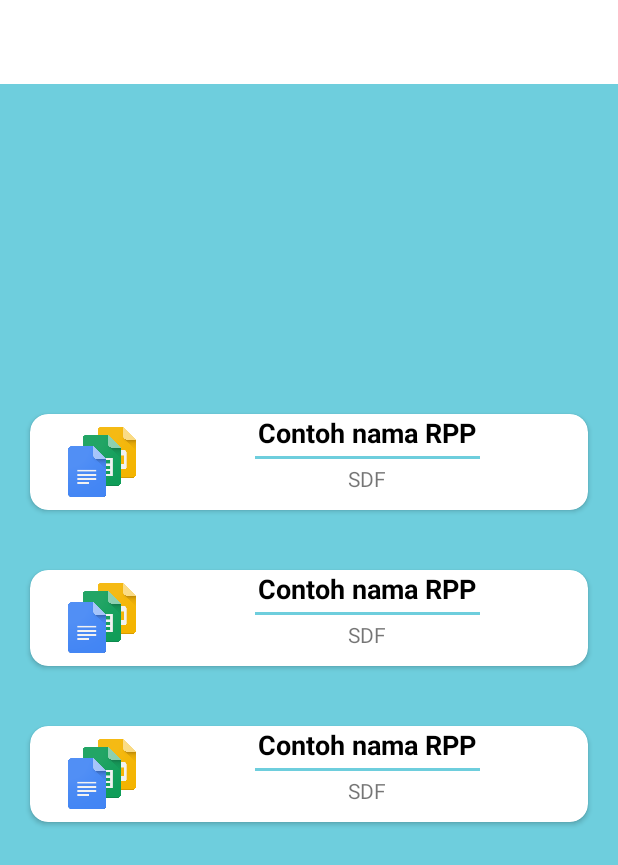
After one commit to fadilHidayatul/Aplikasi-Belajar-Administrasi-Jaringan, an Android app: the layout activity_rpp.xml on its own in the app's theme, with its tools: preview values and no code run, on a phone screen of 412 x 824 dp. The commit adds this screen. Shown: the top 865 px of the screen. Run offline under Robolectric (Android 15) with nearby library versions, the phone set to English and light mode, and no system bars.

Commit message:
Add Rpp Activity adn Recycler

```diff
--- a/app/src/main/AndroidManifest.xml
+++ b/app/src/main/AndroidManifest.xml
@@ -16,7 +16,8 @@
         android:supportsRtl="true"
         android:theme="@style/AppTheme"
         android:usesCleartextTraffic="true">
-        <activity android:name=".Materi.MateriReadActivity"></activity>
+        <activity android:name=".RPP.RppActivity"></activity>
+        <activity android:name=".Materi.MateriReadActivity" />
         <activity android:name=".Jobsheet.JobsheetReadActivity" />
         <activity
             android:name=".Video.PlayVideoActivity"
--- /dev/null
+++ b/app/src/main/res/layout/activity_rpp.xml
@@ -0,0 +1,27 @@
+<?xml version="1.0" encoding="utf-8"?>
+<RelativeLayout xmlns:android="http://schemas.android.com/apk/res/android"
+    xmlns:app="http://schemas.android.com/apk/res-auto"
+    xmlns:tools="http://schemas.android.com/tools"
+    android:layout_width="match_parent"
+    android:layout_height="match_parent"
+    android:background="@color/bluebg"
+    tools:context=".RPP.RppActivity">
+
+    <androidx.appcompat.widget.Toolbar
+        android:id="@+id/toolbarRPP"
+        android:layout_marginVertical="-5dp"
+        android:background="@color/white"
+        android:gravity="center"
+        android:layout_width="match_parent"
+        android:layout_height="wrap_content"/>
+
+    <androidx.recyclerview.widget.RecyclerView
+        android:id="@+id/recyclerRpp"
+        tools:itemCount="3"
+        android:scrollbars="none"
+        tools:listitem="@layout/row_rpp"
+        android:layout_centerInParent="true"
+        android:layout_width="match_parent"
+        android:layout_height="wrap_content"/>
+
+</RelativeLayout>
--- /dev/null
+++ b/app/src/main/res/layout/row_rpp.xml
@@ -0,0 +1,61 @@
+<?xml version="1.0" encoding="utf-8"?>
+<LinearLayout xmlns:android="http://schemas.android.com/apk/res/android"
+    android:layout_width="match_parent"
+    xmlns:app="http://schemas.android.com/apk/res-auto"
+    android:background="@color/bluebg"
+    android:layout_height="wrap_content">
+
+    <androidx.cardview.widget.CardView
+        android:id="@+id/cardSelectRpp"
+        app:cardCornerRadius="12dp"
+        android:layout_marginHorizontal="20dp"
+        android:layout_marginVertical="20dp"
+        android:layout_width="match_parent"
+        android:layout_height="wrap_content">
+        <RelativeLayout
+            android:layout_width="match_parent"
+            android:layout_height="wrap_content">
+            <ImageView
+                android:id="@+id/g"
+                android:src="@drawable/docs"
+                android:layout_marginStart="18dp"
+                android:layout_marginVertical="2dp"
+                android:layout_centerVertical="true"
+                android:layout_width="60dp"
+                android:layout_height="60dp"/>
+            <RelativeLayout
+                android:layout_toRightOf="@id/g"
+                android:layout_width="match_parent"
+                android:layout_height="wrap_content">
+
+                <TextView
+                    android:id="@+id/namaRpp"
+                    android:layout_width="wrap_content"
+                    android:layout_height="wrap_content"
+                    android:layout_centerHorizontal="true"
+                    android:text="Contoh nama RPP"
+                    android:textColor="@color/black"
+                    android:textSize="18sp"
+                    android:textStyle="bold" />
+                <View
+                    android:id="@+id/view"
+                    android:layout_centerInParent="true"
+                    android:layout_below="@id/namaRpp"
+                    android:background="@color/bluebg"
+                    android:layout_marginVertical="3dp"
+                    android:layout_width="150dp"
+                    android:layout_height="2dp"/>
+                <TextView
+                    android:id="@+id/descRpp"
+                    android:text="SDF"
+                    android:layout_below="@id/view"
+                    android:layout_marginHorizontal="10dp"
+                    android:gravity="center"
+                    android:layout_width="match_parent"
+                    android:layout_height="wrap_content"/>
+            </RelativeLayout>
+        </RelativeLayout>
+
+    </androidx.cardview.widget.CardView>
+
+</LinearLayout>
```
Also changed, not shown: app/src/main/java/com/example/aplikasibelajar/MainActivity.java (+8 -0 lines), app/src/main/java/com/example/aplikasibelajar/RPP/RppActivity.java (added, +98 -0 lines).
